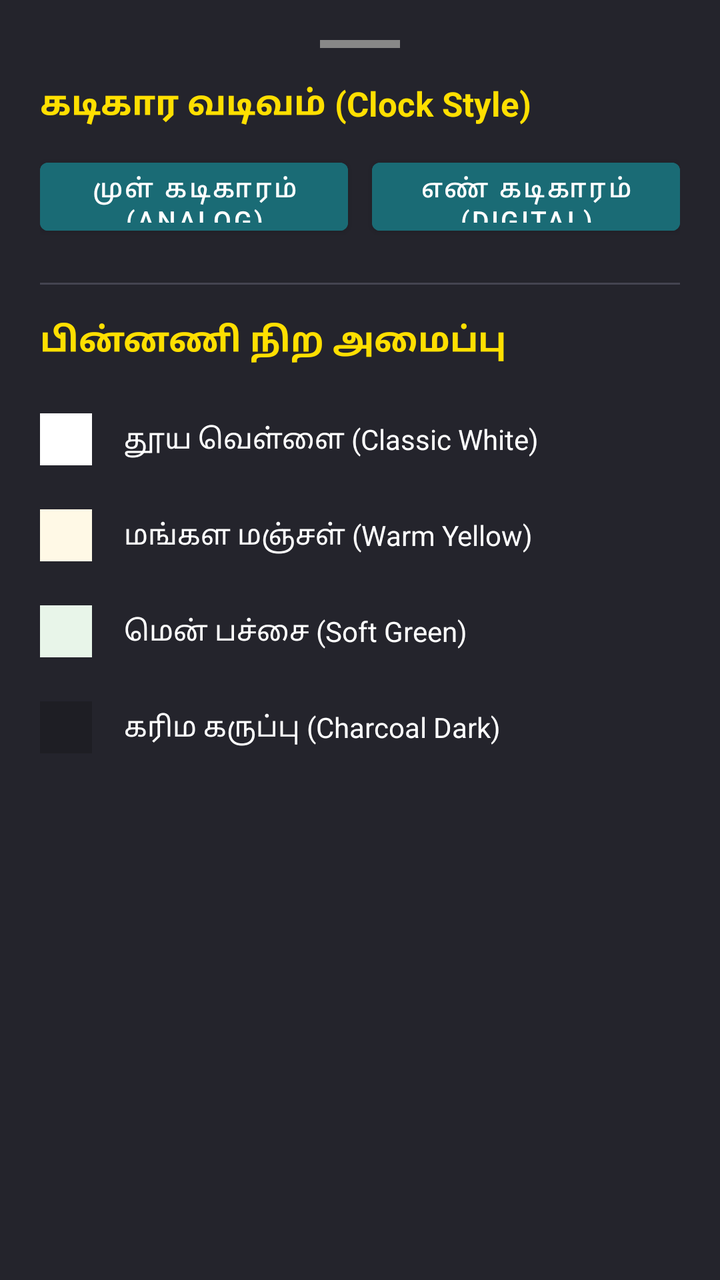
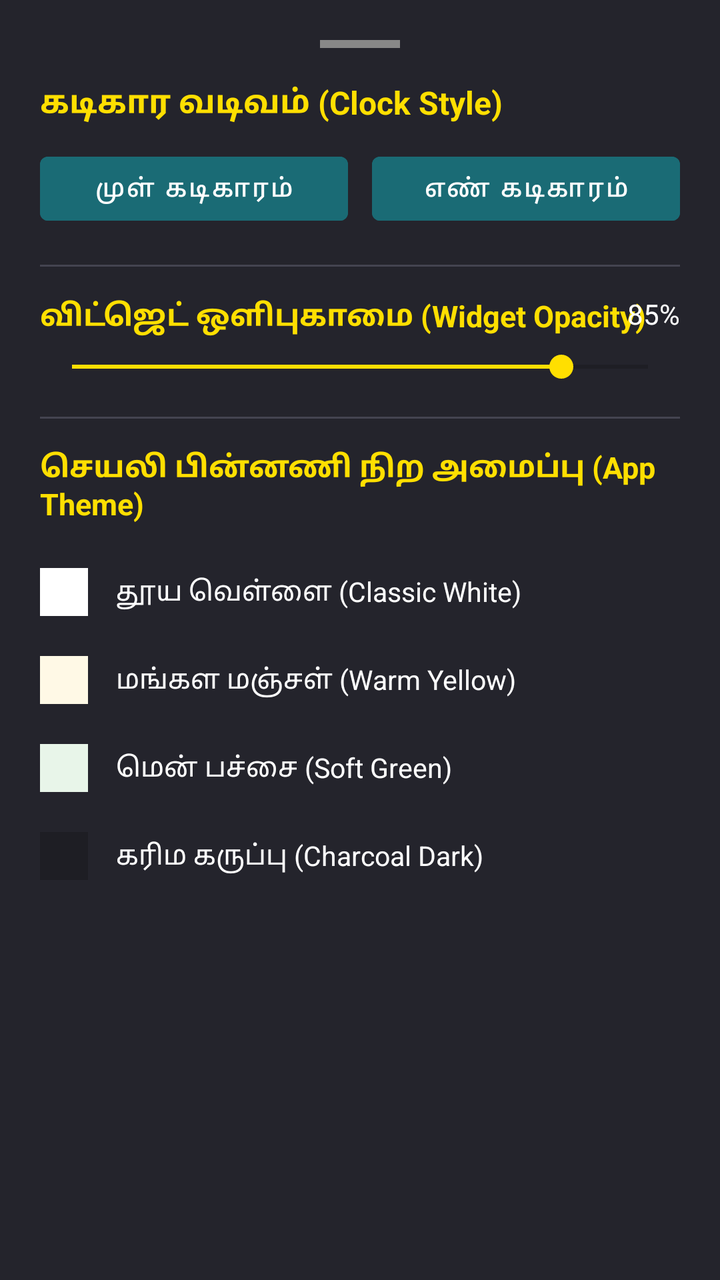

The first picture is an Android layout as it rendered before a commit; the second is the same layout after the commit. The layout source and the unified diff follow.
<!-- AndroidManifest.xml: application theme Theme.MaterialComponents.DayNight.NoActionBar -->
<!-- res/layout/dialog_theme_customization.xml -->
<?xml version="1.0" encoding="utf-8"?>
<LinearLayout
    xmlns:android="http://schemas.android.com/apk/res/android"
    android:layout_width="match_parent"
    android:layout_height="wrap_content"
    android:orientation="vertical"
    android:background="#24242C"
    android:padding="20dp">

    <View
        android:layout_width="40dp"
        android:layout_height="4dp"
        android:layout_gravity="center_horizontal"
        android:layout_marginBottom="16dp"
        android:background="#888888" />

    
    <TextView
        android:layout_width="match_parent"
        android:layout_height="wrap_content"
        android:layout_marginBottom="12dp"
        android:text="கடிகார வடிவம் (Clock Style)"
        android:textColor="#FFDF00"
        android:textSize="17sp"
        android:textStyle="bold" />

    <LinearLayout
        android:layout_width="match_parent"
        android:layout_height="wrap_content"
        android:orientation="horizontal"
        android:layout_marginBottom="20dp">

        <Button
            android:id="@+id/btn_style_analog"
            android:layout_width="0dp"
            android:layout_height="46dp"
            android:layout_weight="1"
            android:layout_marginEnd="6dp"
            android:text="முள் கடிகாரம் (Analog)"
            android:textColor="#FFFFFF"
            android:textSize="13sp"
            android:backgroundTint="#1A6B75" />

        <Button
            android:id="@+id/btn_style_digital"
            android:layout_width="0dp"
            android:layout_height="46dp"
            android:layout_weight="1"
            android:layout_marginStart="6dp"
            android:text="எண் கடிகாரம் (Digital)"
            android:textColor="#FFFFFF"
            android:textSize="13sp"
            android:backgroundTint="#1A6B75" />
    </LinearLayout>

    <View
        android:layout_width="match_parent"
        android:layout_height="1dp"
        android:layout_marginBottom="16dp"
        android:background="#444450" />

    
    <TextView
        android:layout_width="match_parent"
        android:layout_height="wrap_content"
        android:layout_marginBottom="14dp"
        android:text="பின்னணி நிற அமைப்பு"
        android:textColor="#FFDF00"
        android:textSize="17sp"
        android:textStyle="bold" />

    <LinearLayout
        android:id="@+id/option_theme_white"
        android:layout_width="match_parent"
        android:layout_height="48dp"
        android:gravity="center_vertical"
        android:orientation="horizontal"
        android:background="?attr/selectableItemBackground">
        <View android:layout_width="26dp" android:layout_height="26dp" android:background="#FFFFFF" />
        <TextView android:layout_width="wrap_content" android:layout_height="wrap_content" android:layout_marginStart="16dp" android:text="தூய வெள்ளை (Classic White)" android:textColor="#FFFFFF" android:textSize="14sp" />
    </LinearLayout>

    <LinearLayout
        android:id="@+id/option_theme_yellow"
        android:layout_width="match_parent"
        android:layout_height="48dp"
        android:gravity="center_vertical"
        android:orientation="horizontal"
        android:background="?attr/selectableItemBackground">
        <View android:layout_width="26dp" android:layout_height="26dp" android:background="#FFF9E6" />
        <TextView android:layout_width="wrap_content" android:layout_height="wrap_content" android:layout_marginStart="16dp" android:text="மங்கள மஞ்சள் (Warm Yellow)" android:textColor="#FFFFFF" android:textSize="14sp" />
    </LinearLayout>

    <LinearLayout
        android:id="@+id/option_theme_green"
        android:layout_width="match_parent"
        android:layout_height="48dp"
        android:gravity="center_vertical"
        android:orientation="horizontal"
        android:background="?attr/selectableItemBackground">
        <View android:layout_width="26dp" android:layout_height="26dp" android:background="#E8F5E9" />
        <TextView android:layout_width="wrap_content" android:layout_height="wrap_content" android:layout_marginStart="16dp" android:text="மென் பச்சை (Soft Green)" android:textColor="#FFFFFF" android:textSize="14sp" />
    </LinearLayout>

    <LinearLayout
        android:id="@+id/option_theme_charcoal"
        android:layout_width="match_parent"
        android:layout_height="48dp"
        android:gravity="center_vertical"
        android:orientation="horizontal"
        android:background="?attr/selectableItemBackground">
        <View android:layout_width="26dp" android:layout_height="26dp" android:background="#1E1E24" />
        <TextView android:layout_width="wrap_content" android:layout_height="wrap_content" android:layout_marginStart="16dp" android:text="கரிம கருப்பு (Charcoal Dark)" android:textColor="#FFFFFF" android:textSize="14sp" />
    </LinearLayout>

</LinearLayout>
<!-- resources referenced by this layout -->
<resources>

</resources>

<!-- the commit's change to res/layout/dialog_theme_customization.xml (unified diff, before → after) -->
@@ -18,99 +18,139 @@
     <TextView
         android:layout_width="match_parent"
         android:layout_height="wrap_content"
-        android:layout_marginBottom="12dp"
+        android:layout_marginBottom="10dp"
         android:text="கடிகார வடிவம் (Clock Style)"
         android:textColor="#FFDF00"
-        android:textSize="17sp"
+        android:textSize="16sp"
         android:textStyle="bold" />
 
     <LinearLayout
         android:layout_width="match_parent"
         android:layout_height="wrap_content"
         android:orientation="horizontal"
-        android:layout_marginBottom="20dp">
+        android:layout_marginBottom="16dp">
 
         <Button
             android:id="@+id/btn_style_analog"
             android:layout_width="0dp"
-            android:layout_height="46dp"
+            android:layout_height="44dp"
             android:layout_weight="1"
             android:layout_marginEnd="6dp"
-            android:text="முள் கடிகாரம் (Analog)"
+            android:text="முள் கடிகாரம்"
             android:textColor="#FFFFFF"
-            android:textSize="13sp"
+            android:textSize="12.5sp"
             android:backgroundTint="#1A6B75" />
 
         <Button
             android:id="@+id/btn_style_digital"
             android:layout_width="0dp"
-            android:layout_height="46dp"
+            android:layout_height="44dp"
             android:layout_weight="1"
             android:layout_marginStart="6dp"
-            android:text="எண் கடிகாரம் (Digital)"
+            android:text="எண் கடிகாரம்"
             android:textColor="#FFFFFF"
-            android:textSize="13sp"
+            android:textSize="12.5sp"
             android:backgroundTint="#1A6B75" />
     </LinearLayout>
 
     <View
         android:layout_width="match_parent"
         android:layout_height="1dp"
-        android:layout_marginBottom="16dp"
+        android:layout_marginBottom="14dp"
+        android:background="#444450" />
+
+    
+    <RelativeLayout
+        android:layout_width="match_parent"
+        android:layout_height="wrap_content"
+        android:layout_marginBottom="6dp">
+
+        <TextView
+            android:layout_width="wrap_content"
+            android:layout_height="wrap_content"
+            android:text="விட்ஜெட் ஒளிபுகாமை (Widget Opacity)"
+            android:textColor="#FFDF00"
+            android:textSize="15sp"
+            android:textStyle="bold" />
+
+        <TextView
+            android:id="@+id/tv_opacity_value"
+            android:layout_width="wrap_content"
+            android:layout_height="wrap_content"
+            android:layout_alignParentEnd="true"
+            android:textColor="#FFFFFF"
+            android:textSize="14sp"
+            android:text="85%" />
+    </RelativeLayout>
+
+    <SeekBar
+        android:id="@+id/seekbar_widget_opacity"
+        android:layout_width="match_parent"
+        android:layout_height="wrap_content"
+        android:max="100"
+        android:progress="85"
+        android:progressTint="#FFDF00"
+        android:thumbTint="#FFDF00"
+        android:layout_marginBottom="16dp" />
+
+    <View
+        android:layout_width="match_parent"
+        android:layout_height="1dp"
+        android:layout_marginBottom="14dp"
         android:background="#444450" />
 
     
     <TextView
         android:layout_width="match_parent"
         android:layout_height="wrap_content"
-        android:layout_marginBottom="14dp"
-        android:text="பின்னணி நிற அமைப்பு"
+        android:layout_marginBottom="12dp"
+        android:text="செயலி பின்னணி நிற அமைப்பு (App Theme)"
         android:textColor="#FFDF00"
-        android:textSize="17sp"
+        android:textSize="15sp"
         android:textStyle="bold" />
 
     <LinearLayout
         android:id="@+id/option_theme_white"
         android:layout_width="match_parent"
-        android:layout_height="48dp"
+        android:layout_height="44dp"
         android:gravity="center_vertical"
         android:orientation="horizontal"
         android:background="?attr/selectableItemBackground">
-        <View android:layout_width="26dp" android:layout_height="26dp" android:background="#FFFFFF" />
-        <TextView android:layout_width="wrap_content" android:layout_height="wrap_content" android:layout_marginStart="16dp" android:text="தூய வெள்ளை (Classic White)" android:textColor="#FFFFFF" android:textSize="14sp" />
+        <View android:layout_width="24dp" android:layout_height="24dp" android:background="#FFFFFF" />
+        <TextView android:layout_width="wrap_content" android:layout_height="wrap_content" android:layout_marginStart="14dp" android:text="தூய வெள்ளை (Classic White)" android:textColor="#FFFFFF" android:textSize="13.5sp" />
     </LinearLayout>
 
     <LinearLayout
         android:id="@+id/option_theme_yellow"
         android:layout_width="match_parent"
-        android:layout_height="48dp"
+        android:layout_height="44dp"
         android:gravity="center_vertical"
         android:orientation="horizontal"
         android:background="?attr/selectableItemBackground">
-        <View android:layout_width="26dp" android:layout_height="26dp" android:background="#FFF9E6" />
-        <TextView android:layout_width="wrap_content" android:layout_height="wrap_content" android:layout_marginStart="16dp" android:text="மங்கள மஞ்சள் (Warm Yellow)" android:textColor="#FFFFFF" android:textSize="14sp" />
+        <View android:layout_width="24dp" android:layout_height="24dp" android:background="#FFF9E6" />
+        <TextView android:layout_width="wrap_content" android:layout_height="wrap_content" android:layout_marginStart="14dp" android:text="மங்கள மஞ்சள் (Warm Yellow)" android:textColor="#FFFFFF" android:textSize="13.5sp" />
     </LinearLayout>
 
     <LinearLayout
         android:id="@+id/option_theme_green"
         android:layout_width="match_parent"
-        android:layout_height="48dp"
+        android:layout_height="44dp"
         android:gravity="center_vertical"
         android:orientation="horizontal"
         android:background="?attr/selectableItemBackground">
-        <View android:layout_width="26dp" android:layout_height="26dp" android:background="#E8F5E9" />
-        <TextView android:layout_width="wrap_content" android:layout_height="wrap_content" android:layout_marginStart="16dp" android:text="மென் பச்சை (Soft Green)" android:textColor="#FFFFFF" android:textSize="14sp" />
+        <View android:layout_width="24dp" android:layout_height="24dp" android:background="#E8F5E9" />
+        <TextView android:layout_width="wrap_content" android:layout_height="wrap_content" android:layout_marginStart="14dp" android:text="மென் பச்சை (Soft Green)" android:textColor="#FFFFFF" android:textSize="13.5sp" />
     </LinearLayout>
 
     <LinearLayout
         android:id="@+id/option_theme_charcoal"
         android:layout_width="match_parent"
-        android:layout_height="48dp"
+        android:layout_height="44dp"
         android:gravity="center_vertical"
         android:orientation="horizontal"
         android:background="?attr/selectableItemBackground">
-        <View android:layout_width="26dp" android:layout_height="26dp" android:background="#1E1E24" />
-        <TextView android:layout_width="wrap_content" android:layout_height="wrap_content" android:layout_marginStart="16dp" android:text="கரிம கருப்பு (Charcoal Dark)" android:textColor="#FFFFFF" android:textSize="14sp" />
+        <View android:layout_width="24dp" android:layout_height="24dp" android:background="#1E1E24" />
+        <TextView android:layout_width="wrap_content" android:layout_height="wrap_content" android:layout_marginStart="14dp" android:text="கரிம கருப்பு (Charcoal Dark)" android:textColor="#FFFFFF" android:textSize="13.5sp" />
     </LinearLayout>
 
 </LinearLayout>
